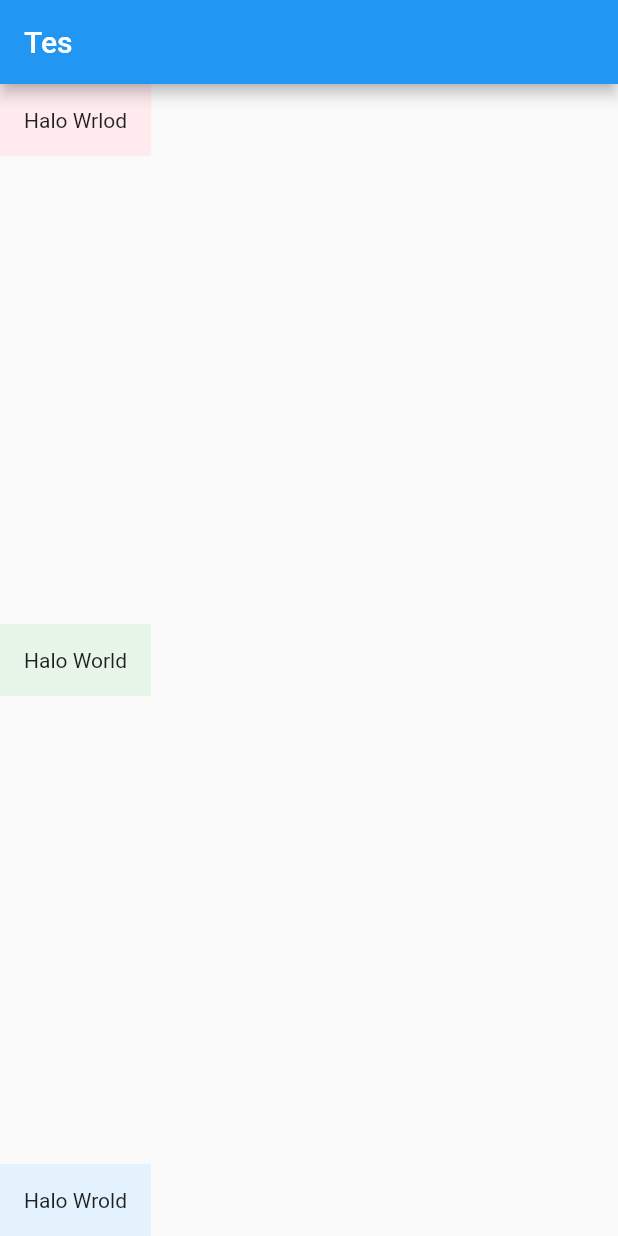
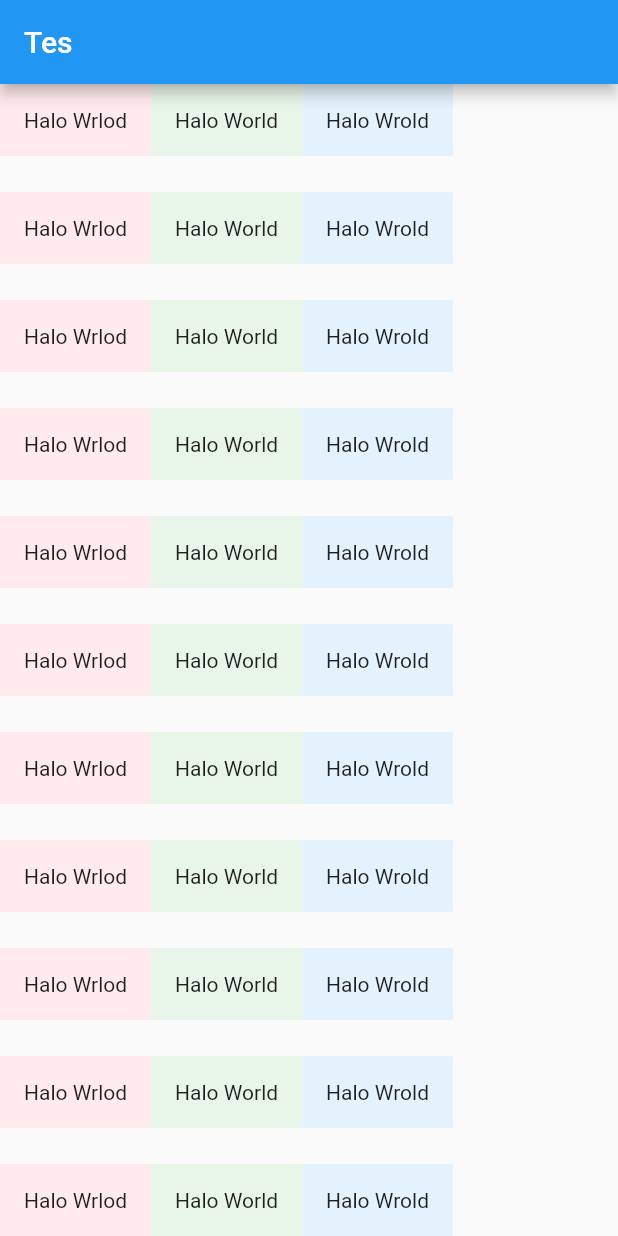
Before and after one commit to mayonaim/semester_3, a Flutter app: the screen it shows after launch, on a phone screen of 412 x 824 dp. Run offline on Flutter 3.47's test engine with Material 2 defaults, Android fonts, the phone set to English and light mode, and no system bars.

Commit message:
Praktikum 2

```diff
--- a/lib/main.dart
+++ b/lib/main.dart
@@ -28,6 +28,7 @@ class MyHomePage extends StatelessWidget {
         body: Column(
           mainAxisAlignment: MainAxisAlignment.spaceBetween,
           children: <Widget>[
+            Row(children: <Widget>[
               Container(
                 child: Text("Halo Wrlod"),
                 color: Colors.red[50],
@@ -43,6 +44,177 @@ class MyHomePage extends StatelessWidget {
                 color: Colors.blue[50],
                 padding: EdgeInsets.all(16.0),
               ),
+            ]),
+            Row(children: <Widget>[
+              Container(
+                child: Text("Halo Wrlod"),
+                color: Colors.red[50],
+                padding: EdgeInsets.all(16.0),
+              ),
+              Container(
+                child: Text("Halo World"),
+                color: Colors.green[50],
+                padding: EdgeInsets.all(16.0),
+              ),
+              Container(
+                child: Text("Halo Wrold"),
+                color: Colors.blue[50],
+                padding: EdgeInsets.all(16.0),
+              ),
+            ]),
+            Row(children: <Widget>[
+              Container(
+                child: Text("Halo Wrlod"),
+                color: Colors.red[50],
+                padding: EdgeInsets.all(16.0),
+              ),
+              Container(
+                child: Text("Halo World"),
+                color: Colors.green[50],
+                padding: EdgeInsets.all(16.0),
+              ),
+              Container(
+                child: Text("Halo Wrold"),
+                color: Colors.blue[50],
+                padding: EdgeInsets.all(16.0),
+              ),
+            ]),
+            Row(children: <Widget>[
+              Container(
+                child: Text("Halo Wrlod"),
+                color: Colors.red[50],
+                padding: EdgeInsets.all(16.0),
+              ),
+              Container(
+                child: Text("Halo World"),
+                color: Colors.green[50],
+                padding: EdgeInsets.all(16.0),
+              ),
+              Container(
+                child: Text("Halo Wrold"),
+                color: Colors.blue[50],
+                padding: EdgeInsets.all(16.0),
+              ),
+            ]),
+            Row(children: <Widget>[
+              Container(
+                child: Text("Halo Wrlod"),
+                color: Colors.red[50],
+                padding: EdgeInsets.all(16.0),
+              ),
+              Container(
+                child: Text("Halo World"),
+                color: Colors.green[50],
+                padding: EdgeInsets.all(16.0),
+              ),
+              Container(
+                child: Text("Halo Wrold"),
+                color: Colors.blue[50],
+                padding: EdgeInsets.all(16.0),
+              ),
+            ]),
+            Row(children: <Widget>[
+              Container(
+                child: Text("Halo Wrlod"),
+                color: Colors.red[50],
+                padding: EdgeInsets.all(16.0),
+              ),
+              Container(
+                child: Text("Halo World"),
+                color: Colors.green[50],
+                padding: EdgeInsets.all(16.0),
+              ),
+              Container(
+                child: Text("Halo Wrold"),
+                color: Colors.blue[50],
+                padding: EdgeInsets.all(16.0),
+              ),
+            ]),
+            Row(children: <Widget>[
+              Container(
+                child: Text("Halo Wrlod"),
+                color: Colors.red[50],
+                padding: EdgeInsets.all(16.0),
+              ),
+              Container(
+                child: Text("Halo World"),
+                color: Colors.green[50],
+                padding: EdgeInsets.all(16.0),
+              ),
+              Container(
+                child: Text("Halo Wrold"),
+                color: Colors.blue[50],
+                padding: EdgeInsets.all(16.0),
+              ),
+            ]),
+            Row(children: <Widget>[
+              Container(
+                child: Text("Halo Wrlod"),
+                color: Colors.red[50],
+                padding: EdgeInsets.all(16.0),
+              ),
+              Container(
+                child: Text("Halo World"),
+                color: Colors.green[50],
+                padding: EdgeInsets.all(16.0),
+              ),
+              Container(
+                child: Text("Halo Wrold"),
+                color: Colors.blue[50],
+                padding: EdgeInsets.all(16.0),
+              ),
+            ]),
+            Row(children: <Widget>[
+              Container(
+                child: Text("Halo Wrlod"),
+                color: Colors.red[50],
+                padding: EdgeInsets.all(16.0),
+              ),
+              Container(
+                child: Text("Halo World"),
+                color: Colors.green[50],
+                padding: EdgeInsets.all(16.0),
+              ),
+              Container(
+                child: Text("Halo Wrold"),
+                color: Colors.blue[50],
+                padding: EdgeInsets.all(16.0),
+              ),
+            ]),
+            Row(children: <Widget>[
+              Container(
+                child: Text("Halo Wrlod"),
+                color: Colors.red[50],
+                padding: EdgeInsets.all(16.0),
+              ),
+              Container(
+                child: Text("Halo World"),
+                color: Colors.green[50],
+                padding: EdgeInsets.all(16.0),
+              ),
+              Container(
+                child: Text("Halo Wrold"),
+                color: Colors.blue[50],
+                padding: EdgeInsets.all(16.0),
+              ),
+            ]),
+            Row(children: <Widget>[
+              Container(
+                child: Text("Halo Wrlod"),
+                color: Colors.red[50],
+                padding: EdgeInsets.all(16.0),
+              ),
+              Container(
+                child: Text("Halo World"),
+                color: Colors.green[50],
+                padding: EdgeInsets.all(16.0),
+              ),
+              Container(
+                child: Text("Halo Wrold"),
+                color: Colors.blue[50],
+                padding: EdgeInsets.all(16.0),
+              ),
+            ]),
           ],
         ));
   }
```
Lines whose indentation alone changed are shown as unchanged.
